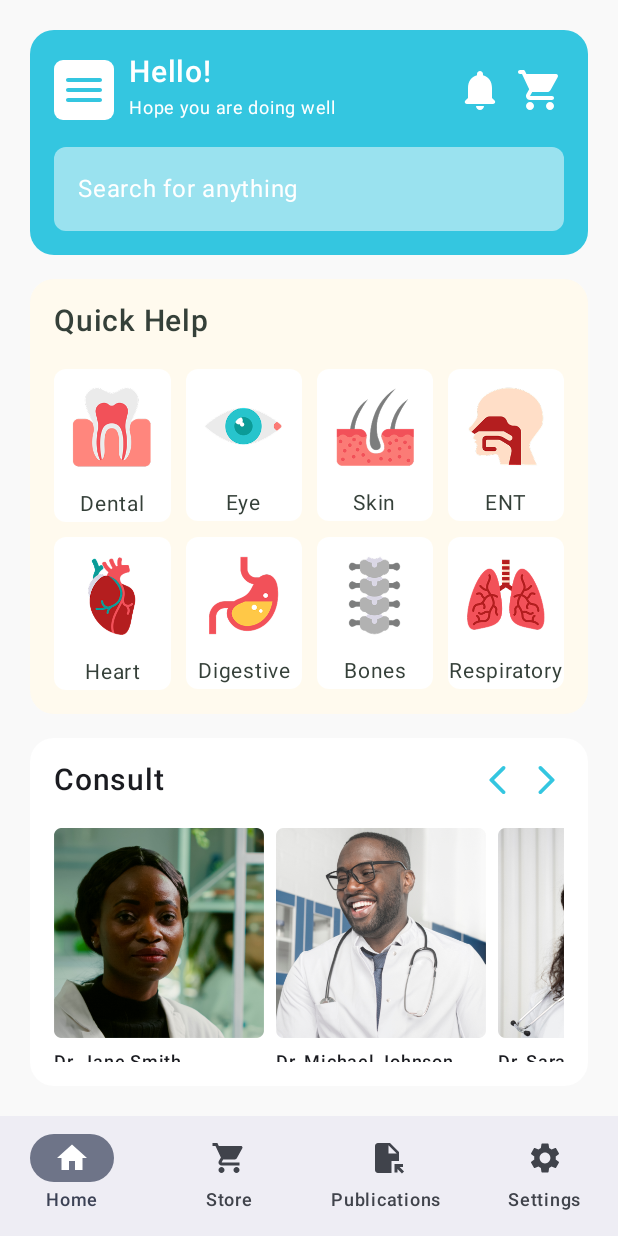
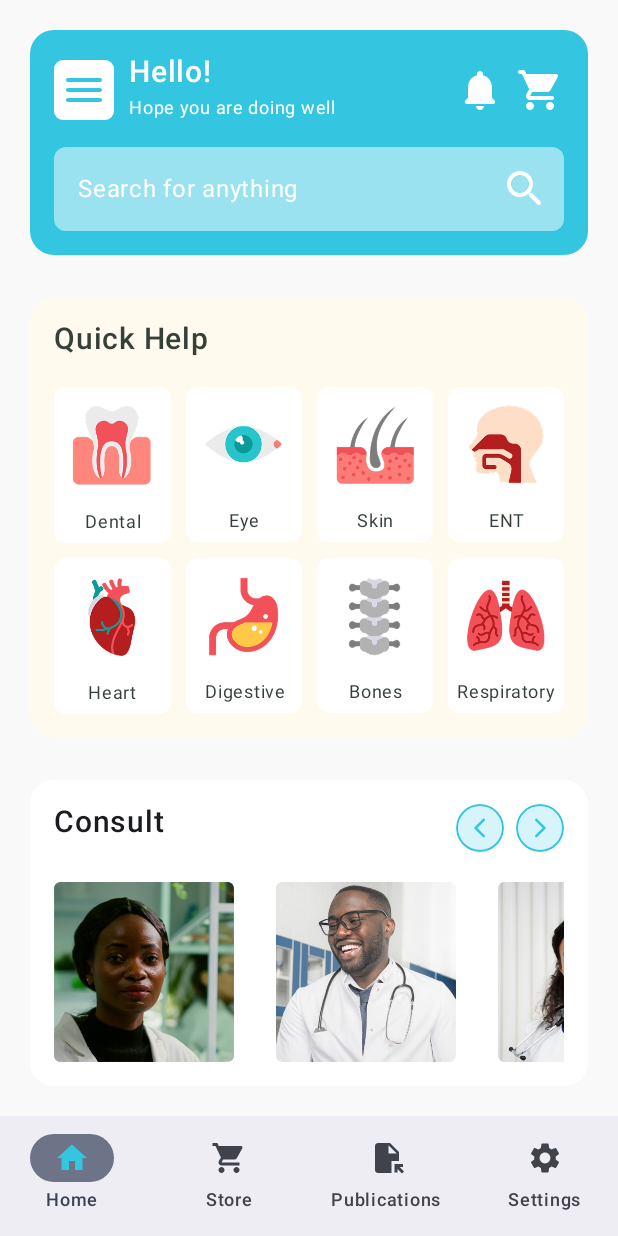
Before and after one commit to GRACENOBLE/afya, an Android app built with Jetpack Compose: the screen it shows after launch (MainActivity), after a tap on "Arrow Forward", on a phone screen of 412 x 824 dp. Run offline under Robolectric (Android 15) with nearby library versions, the phone set to English and light mode, and no system bars.

Commit message:
Refactor: Update UI elements in Home screen and Bottom Navigation
This commit introduces several UI enhancements and refactorings across the Home screen components and the main bottom navigation.

Key changes:
- **HomeScreen.kt**:
    - Increased `verticalArrangement` spacing from `16.dp` to `28.dp` for better visual separation of elements.
- **QuickHelp.kt**:
    - Made `NavItem` title text center-aligned and reduced font size to `12.sp`.
    - Ensured the `Column` containing the `NavItem` icon and title fills the maximum width.
    - Added `padding(bottom = 2.dp)` to the `NavItem` title.
- **Header.kt**:
    - Added a search `Icon` (magnifying glass) inside the `SearchBar` `Box`, aligned to the end.
- **Consult.kt**:
    - Redesigned the previous/next arrow buttons for the doctor pager:
        - Wrapped `Icon`s in a `Box` with a rounded corner border, a semi-transparent `AfyaBlue` background, and click listeners.
        - Adjusted the size of the arrow icons to `16.dp`.
- **MainActivity.kt**:
    - Updated `BottomNavigationBar` items to set `selectedIconColor` to `AfyaBlue` using `NavigationBarItemDefaults.colors`.

```diff
--- a/app/src/main/java/com/example/afya/MainActivity.kt
+++ b/app/src/main/java/com/example/afya/MainActivity.kt
@@ -14,6 +14,7 @@ import androidx.compose.material.icons.filled.ShoppingCart
 import androidx.compose.material3.Icon
 import androidx.compose.material3.NavigationBar
 import androidx.compose.material3.NavigationBarItem
+import androidx.compose.material3.NavigationBarItemDefaults
 import androidx.compose.material3.Scaffold
 import androidx.compose.material3.Text
 import androidx.compose.runtime.Composable
@@ -30,6 +31,8 @@ import com.example.afya.ui.home.HomeScreen
 import com.example.afya.ui.store.StoreScreen
 import com.example.afya.ui.publications.PublicationsScreen
 import com.example.afya.ui.settings.SettingsScreen
+import com.example.afya.ui.theme.AfyaBlue
+import com.example.afya.ui.theme.AfyaDark
 
 class MainActivity : ComponentActivity() {
     override fun onCreate(savedInstanceState: Bundle?) {
@@ -92,7 +95,10 @@ fun BottomNavigationBar(navController: NavHostController) {
                 }
             },
             icon = { Icon(imageVector = Icons.Default.Home, contentDescription = "Home") },
-            label = { Text("Home") }
+            label = { Text("Home") },
+            colors = NavigationBarItemDefaults.colors(
+                selectedIconColor = AfyaBlue,
+            )
         )
         NavigationBarItem(
             selected = currentRoute == "store",
@@ -106,7 +112,10 @@ fun BottomNavigationBar(navController: NavHostController) {
                 }
             },
             icon = { Icon(imageVector = Icons.Default.ShoppingCart, contentDescription = "Store") },
-            label = { Text("Store") }
+            label = { Text("Store") },
+            colors = NavigationBarItemDefaults.colors(
+                selectedIconColor = AfyaBlue,
+            )
         )
         NavigationBarItem(
             selected = currentRoute == "publications",
@@ -125,7 +134,10 @@ fun BottomNavigationBar(navController: NavHostController) {
                     contentDescription = "Publications"
                 )
             }, // Icon reverted
-            label = { Text("Publications") }
+            label = { Text("Publications") },
+            colors = NavigationBarItemDefaults.colors(
+                selectedIconColor = AfyaBlue,
+            )
         )
         NavigationBarItem(
             selected = currentRoute == "settings",
@@ -139,7 +151,10 @@ fun BottomNavigationBar(navController: NavHostController) {
                 }
             },
             icon = { Icon(imageVector = Icons.Default.Settings, contentDescription = "Settings") },
-            label = { Text("Settings") }
+            label = { Text("Settings") },
+            colors = NavigationBarItemDefaults.colors(
+                selectedIconColor = AfyaBlue,
+            )
         )
     }
 }
--- a/app/src/main/java/com/example/afya/ui/home/Consult.kt
+++ b/app/src/main/java/com/example/afya/ui/home/Consult.kt
@@ -3,13 +3,16 @@ package com.example.afya.ui.home
 import androidx.annotation.DrawableRes
 import androidx.compose.foundation.Image
 import androidx.compose.foundation.background
+import androidx.compose.foundation.border
 import androidx.compose.foundation.clickable
+import androidx.compose.foundation.layout.Box
 import androidx.compose.foundation.layout.Column
 import androidx.compose.foundation.layout.PaddingValues
 import androidx.compose.foundation.layout.Row
 import androidx.compose.foundation.layout.Spacer
 import androidx.compose.foundation.layout.fillMaxWidth
 import androidx.compose.foundation.layout.padding
+import androidx.compose.foundation.layout.size
 import androidx.compose.foundation.layout.wrapContentWidth
 import androidx.compose.foundation.pager.HorizontalPager
 import androidx.compose.foundation.pager.rememberPagerState
@@ -80,29 +83,53 @@ fun Consult() {
         Row {
             Text("Consult", fontSize = 20.sp, fontWeight = FontWeight.SemiBold)
             Spacer(modifier = Modifier.weight(1f))
-            Icon(
-                imageVector = Icons.AutoMirrored.Rounded.ArrowBackIos,
-                contentDescription = "Arrow Backward",
-                tint = AfyaBlue,
-                modifier = Modifier.clickable() {
+            Box(
+                modifier = Modifier
+                    .clip(RoundedCornerShape(20.dp))
+                    .border(1.dp, AfyaBlue, RoundedCornerShape(20.dp))
+                    .background(color = AfyaBlue.copy(alpha = .2f))
+                    .clickable() {
                         coroutineScope.launch {
                             val previousPage = (pagerState.currentPage - 1).coerceAtLeast(0)
                             pagerState.animateScrollToPage(previousPage)
                         }
                     }
+                    .padding(8.dp)
+            ) {
+
+                Icon(
+                    imageVector = Icons.AutoMirrored.Rounded.ArrowBackIos,
+                    contentDescription = "Arrow Backward",
+                    tint = AfyaBlue,
+                    modifier = Modifier
+
+                        .size(16.dp)
                 )
+            }
             Spacer(modifier = Modifier.padding(4.dp))
+            Box(
+                modifier = Modifier
+                    .clip(RoundedCornerShape(20.dp))
+                    .border(1.dp, AfyaBlue, RoundedCornerShape(20.dp))
+                    .background(color = AfyaBlue.copy(alpha = .2f))
+                    .clickable() {
+                        coroutineScope.launch {
+                            val nextPage =
+                                (pagerState.currentPage + 1).coerceAtMost(doctors.lastIndex - 1)
+                            pagerState.animateScrollToPage(nextPage)
+                        }
+                    }
+                    .padding(8.dp)
+            ) {
                 Icon(
                     imageVector = Icons.AutoMirrored.Rounded.ArrowForwardIos,
                     contentDescription = "Arrow Forward",
                     tint = AfyaBlue,
-                modifier = Modifier.clickable() {
-                    coroutineScope.launch {
-                        val nextPage = (pagerState.currentPage + 1).coerceAtMost(doctors.lastIndex-1)
-                        pagerState.animateScrollToPage(nextPage)
+                    modifier = Modifier
+
+                        .size(16.dp)
+                )
             }
-                }
-            )
         }
         Spacer(modifier = Modifier.padding(10.dp))
         HorizontalPager(
--- a/app/src/main/java/com/example/afya/ui/home/Header.kt
+++ b/app/src/main/java/com/example/afya/ui/home/Header.kt
@@ -1,5 +1,6 @@
 package com.example.afya.ui.home
 
+import android.graphics.drawable.Icon
 import androidx.compose.foundation.background
 import androidx.compose.foundation.layout.Box
 import androidx.compose.foundation.layout.Column
@@ -12,8 +13,10 @@ import androidx.compose.foundation.layout.size
 import androidx.compose.foundation.layout.width
 import androidx.compose.foundation.shape.RoundedCornerShape
 import androidx.compose.material.icons.Icons
+import androidx.compose.material.icons.rounded.Lens
 import androidx.compose.material.icons.rounded.Menu
 import androidx.compose.material.icons.rounded.Notifications
+import androidx.compose.material.icons.rounded.Search
 import androidx.compose.material.icons.rounded.ShoppingCart
 import androidx.compose.material3.Icon
 import androidx.compose.material3.OutlinedTextField
@@ -28,6 +31,7 @@ import androidx.compose.ui.Alignment
 import androidx.compose.ui.Modifier
 import androidx.compose.ui.draw.clip
 import androidx.compose.ui.graphics.Color
+import androidx.compose.ui.res.painterResource
 import androidx.compose.ui.text.font.FontWeight
 import androidx.compose.ui.tooling.preview.Preview
 import androidx.compose.ui.unit.dp
@@ -94,6 +98,15 @@ fun Header() {
             Spacer(modifier = Modifier.height(14.dp))
             Box {
                 SearchBar()
+                Icon(
+                    imageVector = Icons.Rounded.Search,
+                    contentDescription = "Filter",
+                    tint = AfyaWhite,
+                    modifier = Modifier
+                        .align(Alignment.CenterEnd)
+                        .padding(end = 10.dp)
+                        .size(32.dp)
+                )
             }
         }
     }
--- a/app/src/main/java/com/example/afya/ui/home/HomeScreen.kt
+++ b/app/src/main/java/com/example/afya/ui/home/HomeScreen.kt
@@ -23,7 +23,7 @@ fun HomeScreen(navController: NavHostController) {
             .fillMaxSize()
             .background(color = AfyaBackground)
             .padding(20.dp),
-        verticalArrangement = Arrangement.spacedBy(16.dp)
+        verticalArrangement = Arrangement.spacedBy(28.dp)
     ) {
         Header()
         QuickHelp(
--- a/app/src/main/java/com/example/afya/ui/home/QuickHelp.kt
+++ b/app/src/main/java/com/example/afya/ui/home/QuickHelp.kt
@@ -6,9 +6,11 @@ import androidx.compose.foundation.background
 import androidx.compose.foundation.border
 import androidx.compose.foundation.clickable
 import androidx.compose.foundation.layout.Arrangement
+import androidx.compose.foundation.layout.Box
 import androidx.compose.foundation.layout.Column
 import androidx.compose.foundation.layout.PaddingValues
 import androidx.compose.foundation.layout.Spacer
+import androidx.compose.foundation.layout.aspectRatio
 import androidx.compose.foundation.layout.fillMaxWidth
 import androidx.compose.foundation.layout.padding
 import androidx.compose.foundation.lazy.grid.GridCells
@@ -22,12 +24,14 @@ import androidx.compose.ui.Modifier
 import androidx.compose.ui.draw.clip
 import androidx.compose.ui.res.painterResource
 import androidx.compose.ui.text.font.FontWeight
+import androidx.compose.ui.text.style.TextAlign
 import androidx.compose.ui.tooling.preview.Preview
 import androidx.compose.ui.unit.dp
 import androidx.compose.ui.unit.sp
 import com.example.afya.ui.theme.AfyaCream
 import com.example.afya.ui.theme.AfyaDark
 import com.example.afya.R
+import com.example.afya.ui.theme.AfyaBlue
 import com.example.afya.ui.theme.AfyaWhite
 
 data class NavItem(
@@ -107,6 +111,7 @@ fun QuickHelp(onNavItemClick: (String) -> Unit) {
                 Column(
                     horizontalAlignment = Alignment.CenterHorizontally,
                     modifier = Modifier
+                        .fillMaxWidth()
                         .clip(RoundedCornerShape(8.dp))
                         .background(
                             color = AfyaWhite,
@@ -123,8 +128,13 @@ fun QuickHelp(onNavItemClick: (String) -> Unit) {
                     Text(
                         text = navItem.title,
                         color = AfyaDark,
-                        fontSize = 14.sp,
-                        fontWeight = FontWeight.Normal
+                        fontSize = 12.sp,
+                        fontWeight = FontWeight.Normal,
+                        textAlign = TextAlign.Center,
+                        modifier = Modifier
+                            .fillMaxWidth()
+                            .padding(bottom = 2.dp)
+
                     )
                 }
             }
```
Lines whose indentation alone changed are shown as unchanged.
